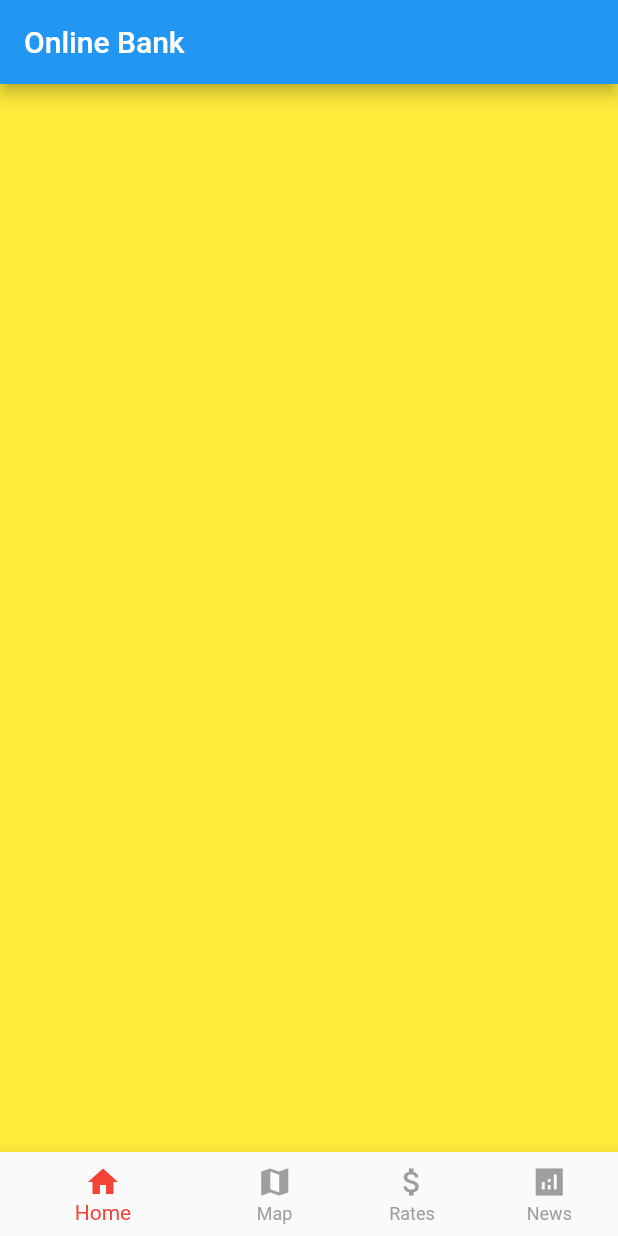
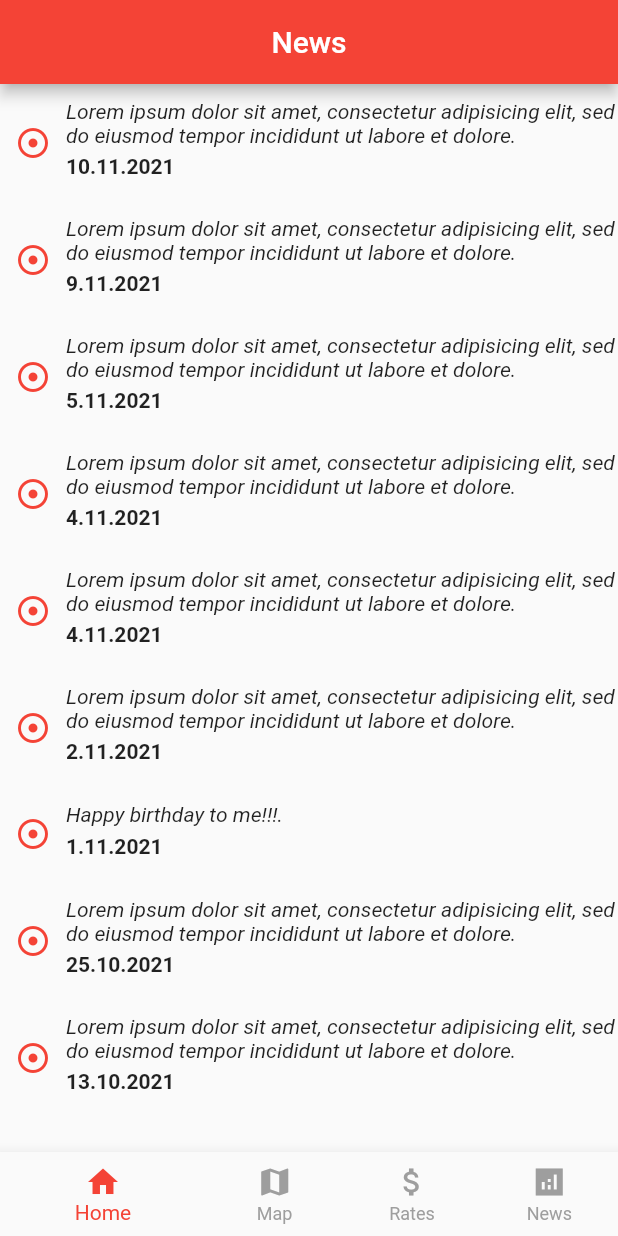
Before and after one commit to muhtarkasimov/hello_app, a Flutter app: the screen it shows after launch, swiped to page 4, on a phone screen of 412 x 824 dp. Run offline on Flutter 3.47's test engine with Material 2 defaults, Android fonts, the phone set to English and light mode, and no system bars; our stand-ins replace carousel_slider; network calls fail.

Commit message:
ToggleButtons added. State changer works.

```diff
--- a/lib/main.dart
+++ b/lib/main.dart
@@ -1,5 +1,8 @@
+import 'package:flutter/cupertino.dart';
 import 'package:flutter/material.dart';
 import 'package:carousel_slider/carousel_slider.dart';
+import 'package:hello_app/view/language_page.dart';
+import 'package:hello_app/view/news_widget.dart';
 
 void main() {
   runApp(const MyApp());
@@ -14,7 +17,7 @@ class MyApp extends StatelessWidget {
     return MaterialApp(
       title: 'Flutter Demo',
       theme: ThemeData(
-        primarySwatch: Colors.blue,
+        primarySwatch: Colors.red,
       ),
       home: const MyHomePage(title: 'Online Bank'),
     );
@@ -31,10 +34,20 @@ class MyHomePage extends StatefulWidget {
 
 class _MyHomePageState extends State<MyHomePage> {
   int _selectedIndex = 0;
+  int _toggleSelectedPage = 0;
+  final List<bool> _selections = List.generate(2, (index) => false);
   PageController pageController = PageController();
+  PageController togglePageController = PageController();
 
   void doNothing() {
     print("DOING NOTHING!");
+  }
+
+  void _onToggleSelected(int index) {
+    setState(() {
+      _toggleSelectedPage = index;
+    });
+    togglePageController.jumpToPage(index);
   }
 
   void _onItemTapped(int index) {
@@ -44,29 +57,16 @@ class _MyHomePageState extends State<MyHomePage> {
     pageController.jumpToPage(index);
   }
 
+
+
   ButtonStyle style = ButtonStyle(
-    side: MaterialStateProperty.all(
-      BorderSide.lerp(
-          BorderSide(
-            style: BorderStyle.solid,
-            color: Color(0xffe4e978),
-            width: 10.0,
-          ),
-          BorderSide(
-            style: BorderStyle.solid,
-            color: Color(0xffe4e978),
-            width: 10.0,
-          ),
-          10.0),
-    ),
-  );
+      backgroundColor: MaterialStateProperty.all(Colors.red),
+      padding: MaterialStateProperty.all(const EdgeInsets.all(10)),
+      textStyle: MaterialStateProperty.all(const TextStyle(fontSize: 15)));
 
   @override
   Widget build(BuildContext context) {
     return Scaffold(
-      appBar: AppBar(
-        title: Text(widget.title),
-      ),
       bottomNavigationBar: BottomNavigationBar(
         items: const <BottomNavigationBarItem>[
           BottomNavigationBarItem(
@@ -94,12 +94,18 @@ class _MyHomePageState extends State<MyHomePage> {
       ),
       body: Center(
         child: PageView(
+          physics: NeverScrollableScrollPhysics(),
           controller: pageController,
           children: [
             //TODO HOME
             Container(
               color: Colors.red,
-              child: Column(
+              child: Scaffold(
+                appBar: AppBar(
+                  centerTitle: true,
+                  title: const Text("Home"),
+                ),
+                body: Column(
                   children: [
                     //ADS
                     Container(
@@ -107,11 +113,11 @@ class _MyHomePageState extends State<MyHomePage> {
                         items: [
                           Container(
                             child: Image.network(
-                              "https://pbs.twimg.com/media/Ectpl-gXgAEl_aD.jpg"),
+                                "https://i.pinimg.com/originals/95/2a/7d/952a7d3260cdaedd1852dad5d00906d8.jpg"),
                           ),
                           Container(
                             child: Image.network(
-                              "https://pbs.twimg.com/media/Eg0L-FfXYAQ3Coj.jpg"),
+                                "https://pbs.twimg.com/media/DAhLFpJXsAYwzXj.jpg"),
                           )
                         ],
                         options: CarouselOptions(),
@@ -119,37 +125,113 @@ class _MyHomePageState extends State<MyHomePage> {
                     ),
                     //ENTER, CONTACTS, LANGUAGE
                     Container(
+                      height: MediaQuery.of(context).size.width * .70,
                       child: Column(
+                        mainAxisAlignment: MainAxisAlignment.center,
                         children: [
-                        OutlinedButton(
+                          SizedBox(
+                            child: ElevatedButton(
                                 onPressed: doNothing,
                                 style: style,
-                            child: const Text("Enter")),
-                        ElevatedButton(
+                                child: const Text("Login")),
+                            width: 200,
+                          ),
+                          SizedBox(
+                            child: ElevatedButton(
                                 onPressed: doNothing,
                                 style: style,
                                 child: const Text("Contacts")),
-                        ElevatedButton(
+                            width: 200,
+                          ),
+                          SizedBox(
+                            child: ElevatedButton(
                                 onPressed: doNothing,
                                 style: style,
                                 child: const Text("Language")),
+                            width: 200,
+                          ),
                         ],
                       ),
                     ),
                   ],
                 ),
               ),
+            ),
             //TODO MAP
             Container(
-              color: Colors.blue,
+              color: Colors.red,
+              child: Scaffold(
+                appBar: AppBar(
+                  centerTitle: true,
+                  title: Text("ATMs & Offices"),
+                ),
+                body: Column(children: [
+                  ToggleButtons(
+                    isSelected: _selections,
+                    children: [
+                      Text("On map"),
+                      Text("List"),
+                    ],
+                    onPressed: (int index) {
+                      setState(() {
+                        _onToggleSelected(index);
+                      });
+                    },
+                  ),
+                  Expanded(child: PageView(
+                    controller: togglePageController,
+                    children: [
+                      Container(
+                        child: Text("Map"),
+                      ),
+                      Container(
+                        child: Text("List"),
+                      ),
+                    ],
+                  ))
+                ]),
+              ),
             ),
             //TODO RATES
             Container(
               color: Colors.green,
+              child: Scaffold(
+                appBar: AppBar(
+                  centerTitle: true,
+                  title: Text("Rates"),
+                ),
+              ),
             ),
             //TODO NEWS
             Container(
               color: Colors.yellow,
+              child: Scaffold(
+                appBar: AppBar(
+                  centerTitle: true,
+                  title: Text("News"),
+                ),
+                body: ListView(
+                  children: const [
+                    NewsWidget("10.11.2021",
+                        "Lorem ipsum dolor sit amet, consectetur adipisicing elit, sed do eiusmod tempor incididunt ut labore et dolore."),
+                    NewsWidget("9.11.2021",
+                        "Lorem ipsum dolor sit amet, consectetur adipisicing elit, sed do eiusmod tempor incididunt ut labore et dolore."),
+                    NewsWidget("5.11.2021",
+                        "Lorem ipsum dolor sit amet, consectetur adipisicing elit, sed do eiusmod tempor incididunt ut labore et dolore."),
+                    NewsWidget("4.11.2021",
+                        "Lorem ipsum dolor sit amet, consectetur adipisicing elit, sed do eiusmod tempor incididunt ut labore et dolore."),
+                    NewsWidget("4.11.2021",
+                        "Lorem ipsum dolor sit amet, consectetur adipisicing elit, sed do eiusmod tempor incididunt ut labore et dolore."),
+                    NewsWidget("2.11.2021",
+                        "Lorem ipsum dolor sit amet, consectetur adipisicing elit, sed do eiusmod tempor incididunt ut labore et dolore."),
+                    NewsWidget("1.11.2021", "Happy birthday to me!!!."),
+                    NewsWidget("25.10.2021",
+                        "Lorem ipsum dolor sit amet, consectetur adipisicing elit, sed do eiusmod tempor incididunt ut labore et dolore."),
+                    NewsWidget("13.10.2021",
+                        "Lorem ipsum dolor sit amet, consectetur adipisicing elit, sed do eiusmod tempor incididunt ut labore et dolore."),
+                  ],
+                ),
+              ),
             ),
           ],
         ),
--- /dev/null
+++ b/lib/view/language_page.dart
@@ -0,0 +1,21 @@
+import 'package:flutter/material.dart';
+
+class LanguagePage extends StatefulWidget {
+  LanguagePage({required Key key}) : super(key: key);
+
+  @override
+  LanguagePageState createState() => LanguagePageState();
+}
+
+class LanguagePageState extends State<LanguagePage> {
+
+  @override
+  Widget build(BuildContext context) {
+    return Scaffold(
+      appBar: AppBar(
+        title: Text("Языки"),
+      ),
+    );
+  }
+
+}
--- /dev/null
+++ b/lib/view/news_widget.dart
@@ -0,0 +1,37 @@
+import 'package:flutter/material.dart';
+
+class NewsWidget extends StatelessWidget {
+  final String date;
+  final String text;
+
+  const NewsWidget(this.text, this.date);
+
+  @override
+  Widget build(BuildContext context) {
+    return Padding(
+      padding: EdgeInsets.symmetric(horizontal: 0, vertical: 10),
+      child: Row(
+        children: [
+          const Padding(
+              padding: EdgeInsets.symmetric(vertical: 10, horizontal: 10),
+              child: Icon(Icons.adjust, color: Colors.red,)),
+          Expanded(
+            child: Column(
+              crossAxisAlignment: CrossAxisAlignment.start,
+              children: [
+                Text(date,
+                    style: TextStyle(fontStyle: FontStyle.italic)),
+                Padding(
+                  padding: EdgeInsets.symmetric(vertical: 5),
+                  child: Text(
+                      text,
+                      style: TextStyle(fontWeight: FontWeight.bold)),
+                ),
+              ],
+            ),
+          ),
+        ],
+      ),
+    );
+  }
+}
--- a/pubspec.yaml
+++ b/pubspec.yaml
@@ -28,6 +28,7 @@ environment:
 # versions available, run `flutter pub outdated`.
 dependencies:
   carousel_slider: ^4.0.0
+  toggle_bar: ^1.0.0
   flutter:
     sdk: flutter
 
```
Also changed, not shown: pubspec.lock. Lines whose indentation alone changed are shown as unchanged.
